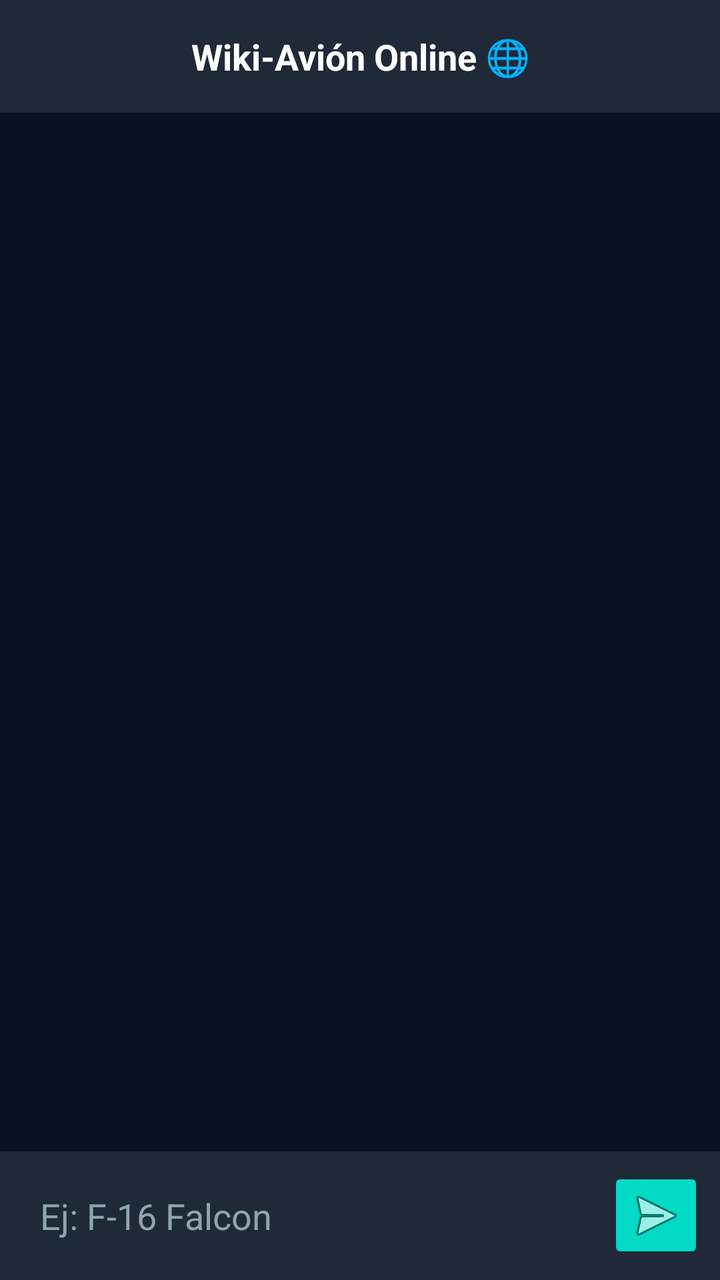
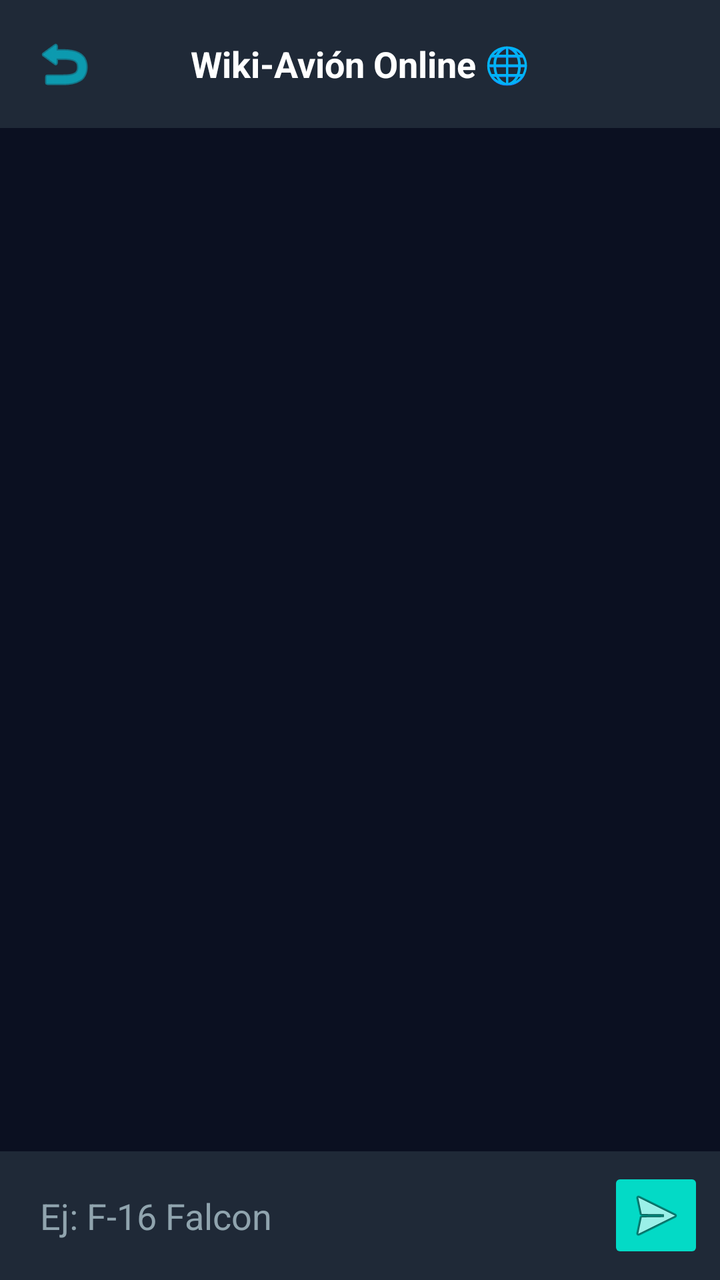

The first picture is an Android layout as it rendered before a commit; the second is the same layout after the commit. The layout source and the unified diff follow.
<!-- AndroidManifest.xml: application theme Theme.SkyCollectorApp -->
<!-- res/layout/activity_chatbot.xml -->
<?xml version="1.0" encoding="utf-8"?>
<LinearLayout xmlns:android="http://schemas.android.com/apk/res/android"
    android:layout_width="match_parent"
    android:layout_height="match_parent"
    android:orientation="vertical"
    android:background="#0B1021">

    
    <TextView
        android:layout_width="match_parent"
        android:layout_height="wrap_content"
        android:text="@string/wiki_avi_n_online"
        android:textColor="#FFFFFF"
        android:textSize="18sp"
        android:textStyle="bold"
        android:gravity="center"
        android:padding="16dp"
        android:background="#1F2937"/>

    
    <androidx.recyclerview.widget.RecyclerView
        android:id="@+id/recyclerChat"
        android:layout_width="match_parent"
        android:layout_height="0dp"
        android:layout_weight="1"
        android:padding="10dp"/>

    
    <LinearLayout
        android:layout_width="match_parent"
        android:layout_height="wrap_content"
        android:orientation="horizontal"
        android:padding="8dp"
        android:background="#1F2937"
        android:gravity="center_vertical">

        
        <EditText
            android:id="@+id/etMensaje"
            android:layout_width="0dp"
            android:layout_height="wrap_content"
            android:layout_weight="1"
            android:hint="@string/ej_f_16_falcon"
            android:textColor="#FFFFFF"
            android:textColorHint="#90A4AE"
            android:background="@android:color/transparent"
            android:padding="12dp"/>

        
        <ImageButton
            android:id="@+id/btnEnviar"
            android:layout_width="48dp"
            android:layout_height="48dp"
            android:src="@android:drawable/ic_menu_send"
            android:backgroundTint="#03DAC6"
            android:contentDescription="@string/enviar" />
    </LinearLayout>
</LinearLayout>
<!-- resources referenced by this layout -->
<resources>
  <string name="ej_f_16_falcon">Ej: F-16 Falcon</string>
  <string name="enviar">Enviar</string>
  <string name="wiki_avi_n_online">Wiki-Avión Online 🌐</string>
  <style name="Theme.SkyCollectorApp" parent="Base.Theme.SkyCollectorApp" />
  <style name="Base.Theme.SkyCollectorApp" parent="Theme.Material3.DayNight.NoActionBar">
          
          
      </style>
</resources>

<!-- the commit's change to res/layout/activity_chatbot.xml (unified diff, before → after) -->
@@ -1,21 +1,40 @@
 <?xml version="1.0" encoding="utf-8"?>
 <LinearLayout xmlns:android="http://schemas.android.com/apk/res/android"
+    xmlns:app="http://schemas.android.com/apk/res-auto"
     android:layout_width="match_parent"
     android:layout_height="match_parent"
-    android:orientation="vertical"
-    android:background="#0B1021">
+    android:background="#0B1021"
+    android:orientation="vertical">
 
     
-    <TextView
+    <RelativeLayout
         android:layout_width="match_parent"
         android:layout_height="wrap_content"
-        android:text="@string/wiki_avi_n_online"
-        android:textColor="#FFFFFF"
-        android:textSize="18sp"
-        android:textStyle="bold"
-        android:gravity="center"
-        android:padding="16dp"
-        android:background="#1F2937"/>
+        android:background="#1F2937"
+        android:padding="12dp">
+
+        
+        <ImageButton
+            android:id="@+id/btnVolverChat"
+            android:layout_width="40dp"
+            android:layout_height="40dp"
+            android:layout_alignParentStart="true"
+            android:layout_centerVertical="true"
+            android:background="?attr/selectableItemBackgroundBorderless"
+            android:contentDescription="Volver atrás"
+            android:src="@android:drawable/ic_menu_revert"
+            app:tint="#00E5FF" />
+
+        
+        <TextView
+            android:layout_width="wrap_content"
+            android:layout_height="wrap_content"
+            android:layout_centerInParent="true"
+            android:text="@string/wiki_avi_n_online"
+            android:textColor="#FFFFFF"
+            android:textSize="18sp"
+            android:textStyle="bold" />
+    </RelativeLayout>
 
     
     <androidx.recyclerview.widget.RecyclerView
@@ -23,16 +42,16 @@
         android:layout_width="match_parent"
         android:layout_height="0dp"
         android:layout_weight="1"
-        android:padding="10dp"/>
+        android:padding="10dp" />
 
     
     <LinearLayout
         android:layout_width="match_parent"
         android:layout_height="wrap_content"
+        android:background="#1F2937"
+        android:gravity="center_vertical"
         android:orientation="horizontal"
-        android:padding="8dp"
-        android:background="#1F2937"
-        android:gravity="center_vertical">
+        android:padding="8dp">
 
         
         <EditText
@@ -40,19 +59,19 @@
             android:layout_width="0dp"
             android:layout_height="wrap_content"
             android:layout_weight="1"
+            android:background="@android:color/transparent"
             android:hint="@string/ej_f_16_falcon"
+            android:padding="12dp"
             android:textColor="#FFFFFF"
-            android:textColorHint="#90A4AE"
-            android:background="@android:color/transparent"
-            android:padding="12dp"/>
+            android:textColorHint="#90A4AE" />
 
         
         <ImageButton
             android:id="@+id/btnEnviar"
             android:layout_width="48dp"
             android:layout_height="48dp"
-            android:src="@android:drawable/ic_menu_send"
             android:backgroundTint="#03DAC6"
-            android:contentDescription="@string/enviar" />
+            android:contentDescription="@string/enviar"
+            android:src="@android:drawable/ic_menu_send" />
     </LinearLayout>
 </LinearLayout>
